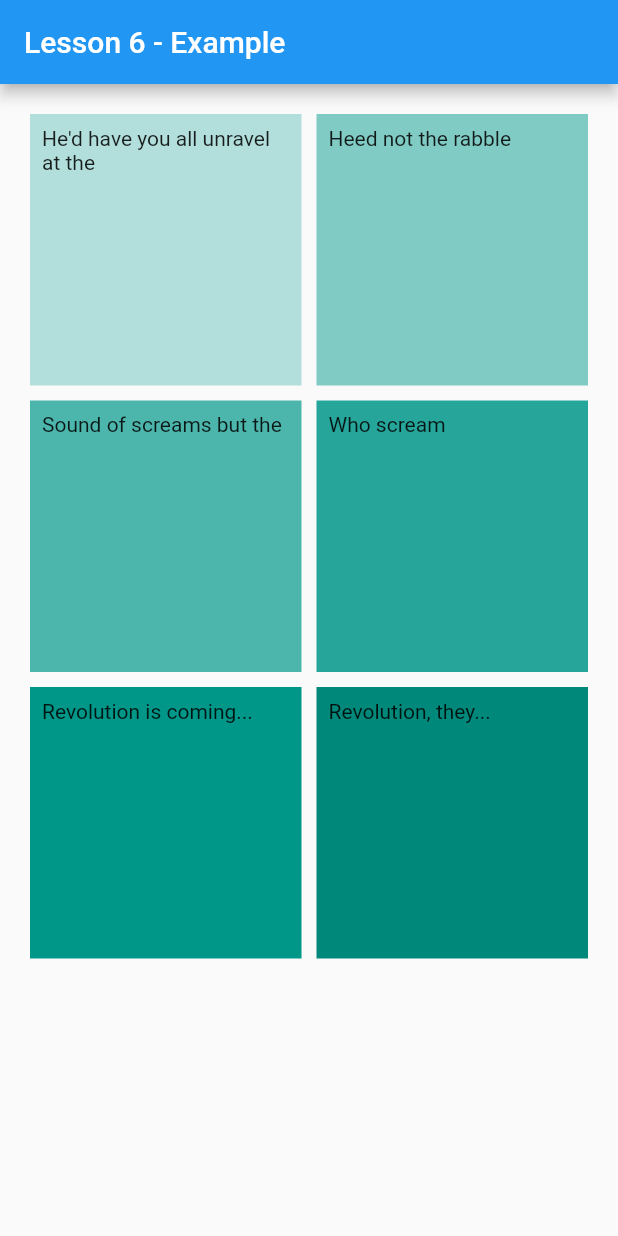
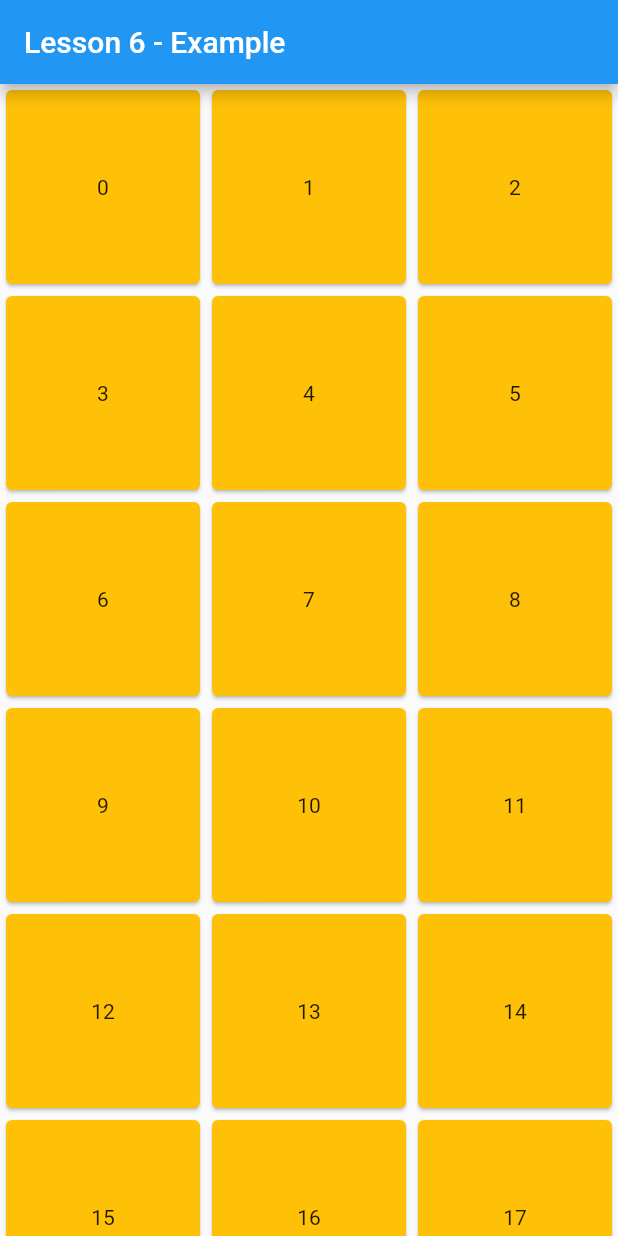
Before and after one commit to DuyLeHong/lesson3456, a Flutter app: the Lesson6HomePage screen opened directly, on a phone screen of 412 x 824 dp. Run offline on Flutter 3.47's test engine with Material 2 defaults, Android fonts, the phone set to English and light mode, and no system bars.

Commit message:
GridView example

```diff
--- a/lib/lesson6.dart
+++ b/lib/lesson6.dart
@@ -27,44 +27,17 @@ class Lesson6HomePage extends StatelessWidget {
         ),
         body: SafeArea(
           child: Center(
-            child: GridView.count(
-              primary: false,
-              padding: const EdgeInsets.all(20),
-              crossAxisSpacing: 10,
-              mainAxisSpacing: 10,
-              crossAxisCount: 2,
-              children: <Widget>[
-                Container(
-                  padding: const EdgeInsets.all(8),
-                  child: const Text("He'd have you all unravel at the"),
-                  color: Colors.teal[100],
+            child: GridView.builder(
+                gridDelegate: const SliverGridDelegateWithFixedCrossAxisCount(
+                  crossAxisCount: 3,
                 ),
-                Container(
-                  padding: const EdgeInsets.all(8),
-                  child: const Text('Heed not the rabble'),
-                  color: Colors.teal[200],
-                ),
-                Container(
-                  padding: const EdgeInsets.all(8),
-                  child: const Text('Sound of screams but the'),
-                  color: Colors.teal[300],
-                ),
-                Container(
-                  padding: const EdgeInsets.all(8),
-                  child: const Text('Who scream'),
-                  color: Colors.teal[400],
-                ),
-                Container(
-                  padding: const EdgeInsets.all(8),
-                  child: const Text('Revolution is coming...'),
-                  color: Colors.teal[500],
-                ),
-                Container(
-                  padding: const EdgeInsets.all(8),
-                  child: const Text('Revolution, they...'),
-                  color: Colors.teal[600],
-                ),
-              ],
+                itemCount: 300,
+                itemBuilder: (BuildContext context, int index) {
+                  return Card(
+                    color: Colors.amber,
+                    child: Center(child: Text('$index')),
+                  );
+                }
             ),
           ),
         ));
```
